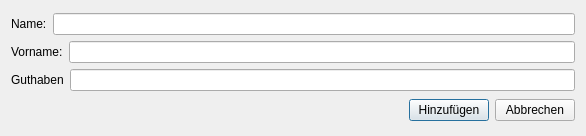
Snickers03/KlassenkassenManager, file addstudent.ui: the form before one commit.
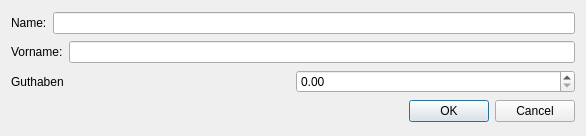
The form after the commit.

```diff
--- a/addstudent.ui
+++ b/addstudent.ui
@@ -13,8 +13,6 @@
   <property name="windowTitle">
    <string>Dialog</string>
   </property>
-  <layout class="QVBoxLayout" name="verticalLayout_2">
-   <item>
     <layout class="QVBoxLayout" name="verticalLayout">
      <item>
       <layout class="QHBoxLayout" name="horizontalLayout_3">
@@ -62,9 +60,7 @@
         </widget>
        </item>
        <item>
-        <widget class="QLineEdit" name="lineEdit_3"/>
-       </item>
-      </layout>
+      <widget class="QDoubleSpinBox" name="doubleSpinBox"/>
      </item>
     </layout>
    </item>
@@ -84,16 +80,9 @@
       </spacer>
      </item>
      <item>
-      <widget class="QPushButton" name="pushButton">
-       <property name="text">
-        <string>Hinzufügen</string>
-       </property>
-      </widget>
-     </item>
-     <item>
-      <widget class="QPushButton" name="pushButton_2">
-       <property name="text">
-        <string>Abbrechen</string>
+      <widget class="QDialogButtonBox" name="buttonBox">
+       <property name="standardButtons">
+        <set>QDialogButtonBox::Cancel|QDialogButtonBox::Ok</set>
        </property>
       </widget>
      </item>
```
Lines whose indentation alone changed are shown as unchanged.
